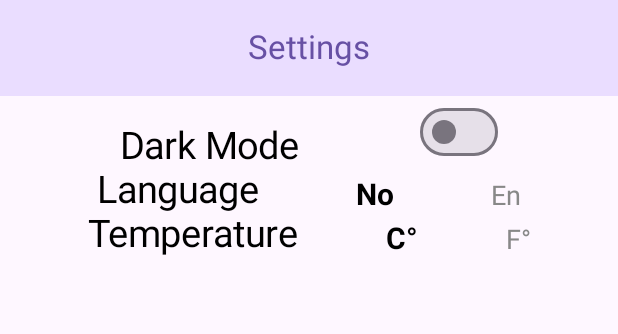
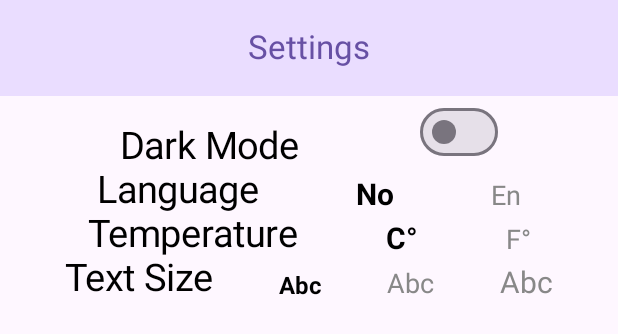
Before and after one commit to sanderrasmussen/team-24, an Android app built with Jetpack Compose: the @Preview function SettingScreenPreview, on a phone screen of 412 x 824 dp. Shown: the top 334 px of the screen. Run offline under Robolectric (Android 15) with nearby library versions, the light colour scheme and no system bars; libraries missing offline, so code that uses them is left out: no.uio.ifi.

Commit message:
change between text sizes(not functional only ui)

```diff
--- a/Team24_app/app/src/main/java/no/uio/ifi/IN2000/team24_app/ui/settings/SettingsScreen.kt
+++ b/Team24_app/app/src/main/java/no/uio/ifi/IN2000/team24_app/ui/settings/SettingsScreen.kt
@@ -62,6 +62,8 @@ fun SettingsScreen(){
                     Language()
 
                     CelorFah()
+
+                    TextSize()
 
 
                 }
@@ -176,6 +178,59 @@ fun CelorFah(){
 
 }
 
+@Composable
+fun TextSize(){
+    var small by remember { mutableStateOf(true) }
+    var medium by remember { mutableStateOf(false) }
+    var large by remember { mutableStateOf(false) }
+    Row(
+        modifier =  Modifier.fillMaxWidth(),
+        horizontalArrangement = Arrangement.SpaceEvenly,
+        verticalAlignment = Alignment.Bottom
+
+    ) {
+        Text(text= "Text Size",
+            color= Color.Black,
+            fontSize= 25.sp)
+
+        Text(
+            text = "Abc",
+            color = if (small) Color.Black else Color.Gray,
+            fontSize = 16.sp ,
+            fontWeight = if (small) FontWeight.Bold else FontWeight.Normal,
+            modifier = Modifier.clickable {
+                small = true
+                medium = false
+                large = false
+            }
+        )
+
+        Text(
+            text = "Abc",
+            color = if (medium) Color.Black else Color.Gray,
+            fontSize = 18.sp,
+            fontWeight = if (medium) FontWeight.Bold else FontWeight.Normal,
+            modifier = Modifier.clickable {
+                small = false
+                medium = true
+                large = false
+            }
+        )
+        Text(
+            text = "Abc",
+            color = if (large) Color.Black else Color.Gray,
+            fontSize = 20.sp,
+            fontWeight = if (large) FontWeight.Bold else FontWeight.Normal,
+            modifier = Modifier.clickable {
+                small = false
+                medium = false
+                large = true
+            }
+        )
+    }
+
+}
+
 @Preview(showBackground = true)
 @Composable
 fun SettingScreenPreview (){
```
